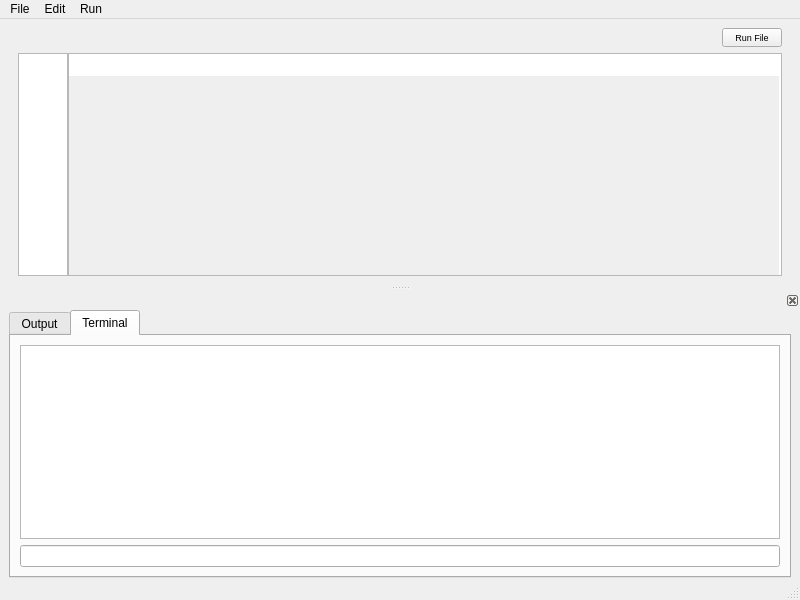
Before: the Qt Designer form mainwindow.ui in MuradWafik/notepad, drawn with Qt 5.
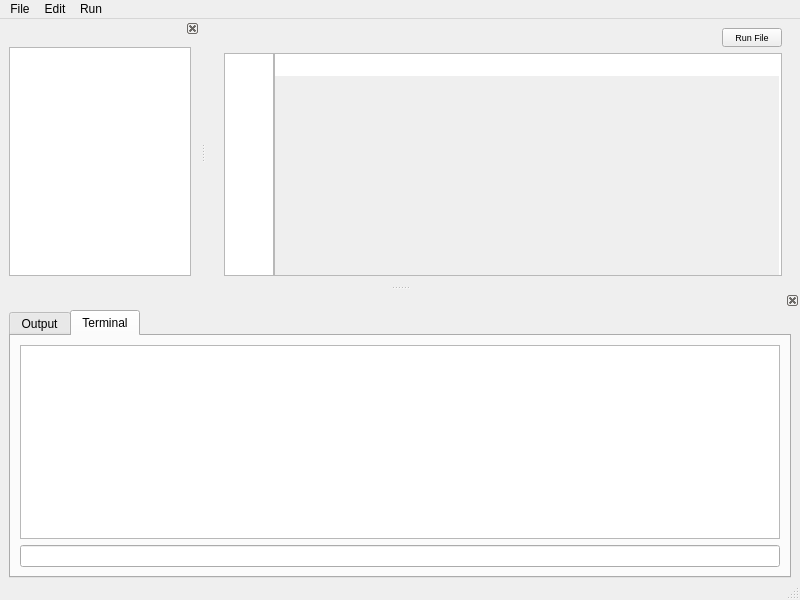
After: the same form once the commit is applied. The open tabs and pages were chosen to show the change.

Commit message: shows the file list on the left so you can see files in current folder/directory, and its a closable and moveable dockwidget, though doesnt open files yet, just shows the name

What changed in the file:
```diff
--- a/mainwindow.ui
+++ b/mainwindow.ui
@@ -56,8 +56,6 @@
         </property>
         <item>
          <layout class="QVBoxLayout" name="verticalLayout_3">
-          <item>
-           <layout class="QVBoxLayout" name="verticalLayout_7">
             <item alignment="Qt::AlignRight">
              <widget class="QPushButton" name="pushButton">
               <property name="sizePolicy">
@@ -88,8 +86,6 @@
               </property>
              </widget>
             </item>
-           </layout>
-          </item>
           <item>
            <layout class="QHBoxLayout" name="horizontalLayout">
             <property name="spacing">
@@ -291,6 +287,45 @@
     </layout>
    </widget>
   </widget>
+  <widget class="QDockWidget" name="dockWidget_4">
+   <property name="minimumSize">
+    <size>
+     <width>107</width>
+     <height>130</height>
+    </size>
+   </property>
+   <property name="maximumSize">
+    <size>
+     <width>200</width>
+     <height>524287</height>
+    </size>
+   </property>
+   <property name="baseSize">
+    <size>
+     <width>100</width>
+     <height>0</height>
+    </size>
+   </property>
+   <property name="floating">
+    <bool>false</bool>
+   </property>
+   <property name="features">
+    <set>QDockWidget::DockWidgetClosable|QDockWidget::DockWidgetMovable</set>
+   </property>
+   <property name="allowedAreas">
+    <set>Qt::LeftDockWidgetArea|Qt::RightDockWidgetArea</set>
+   </property>
+   <attribute name="dockWidgetArea">
+    <number>1</number>
+   </attribute>
+   <widget class="QWidget" name="dockWidgetContents_5">
+    <layout class="QHBoxLayout" name="horizontalLayout_5">
+     <item>
+      <widget class="QTreeView" name="fileListTree"/>
+     </item>
+    </layout>
+   </widget>
+  </widget>
   <action name="actionOpen_File">
    <property name="text">
     <string>Open File</string>
```
Left out of the diff: 31 changed lines with no effect on the pictures. Lines whose indentation alone changed are shown as unchanged. The commit also changes 9 other files.
